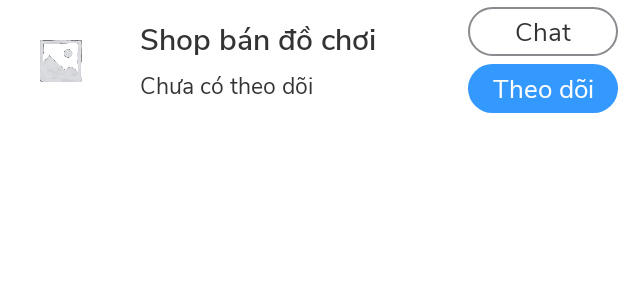
After one commit to dungnguyenBKA/Tipee, an Android app: the layout layout_shop_detail_header.xml on its own in the app's theme, with its tools: preview values and no code run, on a phone screen of 412 x 824 dp. The commit adds this screen. Shown: the top 300 px of the screen. Run offline under Robolectric (Android 15) with nearby library versions, the phone set to English and light mode, and no system bars; network calls fail.

Commit message:
add shop detail screen add refresh layout

```diff
--- a/app/src/main/AndroidManifest.xml
+++ b/app/src/main/AndroidManifest.xml
@@ -12,7 +12,8 @@
         android:roundIcon="@mipmap/ic_launcher_round"
         android:supportsRtl="true"
         android:theme="@style/Theme.Tipee">
-        <activity android:name=".screen.test.banner.TestBannerActivity"/>
+        <activity android:name=".screen.shopdetail.ShopDetailActivity"></activity>
+        <activity android:name=".screen.test.banner.TestBannerActivity" />
         <activity android:name=".screen.cart.CartActivity" />
         <activity android:name=".base.ErrorActivity" />
         <activity
--- a/app/src/main/java/com/example/tipee/model/ProductDetail.kt
+++ b/app/src/main/java/com/example/tipee/model/ProductDetail.kt
@@ -5,5 +5,7 @@ data class ProductDetail(
     var name: String,
     var short_description: String,
     var description: String,
-    var thumbnail_url: String
+    var thumbnail_url: String,
+    var price: Int,
+    var list_price: Int
 )
--- a/app/src/main/java/com/example/tipee/network/RetrofitHelper.kt
+++ b/app/src/main/java/com/example/tipee/network/RetrofitHelper.kt
@@ -1,5 +1,7 @@
 package com.example.tipee.network
 
+import okhttp3.OkHttpClient
+import okhttp3.logging.HttpLoggingInterceptor
 import retrofit2.Retrofit
 import retrofit2.adapter.rxjava3.RxJava3CallAdapterFactory
 import retrofit2.converter.gson.GsonConverterFactory
@@ -9,9 +11,13 @@ class RetrofitHelper {
         private const val BASE_URL = "https://tiki.vn/api/v2/"
         private var retrofit : Retrofit? = null
         fun getInstance(): TipeeApi{
+            val interceptor = HttpLoggingInterceptor()
+            interceptor.level = HttpLoggingInterceptor.Level.BODY
+            val client = OkHttpClient.Builder().addInterceptor(interceptor).build()
             if(retrofit == null){
                 retrofit = Retrofit.Builder()
                     .baseUrl(BASE_URL)
+                    .client(client)
                     .addCallAdapterFactory(RxJava3CallAdapterFactory.create())
                     .addConverterFactory(GsonConverterFactory.create())
                     .build()
--- a/app/src/main/java/com/example/tipee/network/TipeeApi.kt
+++ b/app/src/main/java/com/example/tipee/network/TipeeApi.kt
@@ -12,4 +12,7 @@ interface TipeeApi {
 
     @GET("products/{productId}")
     fun getProductDetail(@Path("productId") id: String) : Observable<ProductDetail>
+
+    @GET("seller/stores/{seller}/products")
+    fun getShopDetail(@Path("seller") sellerName: String) : Observable<BaseResponse<List<ProductDetail>>>
 }
--- a/app/src/main/java/com/example/tipee/screen/homepage/adapter/HomepageAdapter.kt
+++ b/app/src/main/java/com/example/tipee/screen/homepage/adapter/HomepageAdapter.kt
@@ -4,7 +4,6 @@ import android.view.LayoutInflater
 import android.view.ViewGroup
 import androidx.recyclerview.widget.RecyclerView
 import com.example.tipee.databinding.Category1Binding
-import com.example.tipee.screen.main.PlaceHolderActivity
 import com.example.tipee.screen.productdetail.ProductDetailActivity
 
 class HomepageAdapter(var listener: OnViewClickListener) : RecyclerView.Adapter<RecyclerView.ViewHolder>() {
@@ -52,7 +51,7 @@ class HomepageAdapter(var listener: OnViewClickListener) : RecyclerView.Adapter<
             b.rvCate1.adapter = Category1Adapter(object : Category1Adapter.OnViewClickListener {
                 override fun onViewClick() {
                     // TODO: 12/27/2020 change id
-                    ProductDetailActivity.start(b.root.context, "56316096")
+                    ProductDetailActivity.start(b.root.context, "74810915")
                 }
             })
         }
--- /dev/null
+++ b/app/src/main/res/drawable/btn_text_stroke.xml
@@ -0,0 +1,7 @@
+<?xml version="1.0" encoding="utf-8"?>
+<shape xmlns:android="http://schemas.android.com/apk/res/android">
+    <corners android:radius="@dimen/d_20"/>
+    <stroke
+        android:color="@color/gray_8A8A8F"
+        android:width="@dimen/d_1"/>
+</shape>
--- /dev/null
+++ b/app/src/main/res/drawable/ic_baseline_search_24.xml
@@ -0,0 +1,5 @@
+<vector android:height="24dp" android:tint="#3499FF"
+    android:viewportHeight="24" android:viewportWidth="24"
+    android:width="24dp" xmlns:android="http://schemas.android.com/apk/res/android">
+    <path android:fillColor="@android:color/white" android:pathData="M15.5,14h-0.79l-0.28,-0.27C15.41,12.59 16,11.11 16,9.5 16,5.91 13.09,3 9.5,3S3,5.91 3,9.5 5.91,16 9.5,16c1.61,0 3.09,-0.59 4.23,-1.57l0.27,0.28v0.79l5,4.99L20.49,19l-4.99,-5zM9.5,14C7.01,14 5,11.99 5,9.5S7.01,5 9.5,5 14,7.01 14,9.5 11.99,14 9.5,14z"/>
+</vector>
--- /dev/null
+++ b/app/src/main/res/layout/layout_shop_detail_header.xml
@@ -0,0 +1,85 @@
+<?xml version="1.0" encoding="utf-8"?>
+<RelativeLayout xmlns:android="http://schemas.android.com/apk/res/android"
+    android:layout_width="match_parent"
+    android:background="@color/transparent"
+    android:layout_height="wrap_content">
+
+    <de.hdodenhof.circleimageview.CircleImageView
+        android:id="@+id/ivShopLogo"
+        android:layout_width="@dimen/d_80"
+        android:layout_height="@dimen/d_80"
+        android:layout_alignParentStart="true"
+        android:layout_alignParentTop="true"
+        android:layout_centerVertical="true"
+        android:src="@drawable/item_placeholder" />
+
+    <LinearLayout
+        android:layout_marginStart="@dimen/d_13"
+        android:layout_width="match_parent"
+        android:layout_height="wrap_content"
+        android:layout_centerVertical="true"
+        android:layout_toStartOf="@id/llInteract"
+        android:layout_toEndOf="@id/ivShopLogo"
+        android:orientation="vertical">
+
+        <TextView
+            android:id="@+id/tvShopName"
+            android:layout_width="wrap_content"
+            android:layout_height="wrap_content"
+            android:textColor="@color/gray_333333"
+            android:fontFamily="@font/nunito_sans_semibold"
+            android:text="Shop bán đồ chơi"
+            android:textSize="@dimen/sp_20" />
+
+        <TextView
+            android:id="@+id/tvFollowNum"
+            android:layout_width="wrap_content"
+            android:layout_height="wrap_content"
+            android:layout_marginTop="@dimen/d_5"
+            android:fontFamily="@font/nunito_sans"
+            android:text="Chưa có theo dõi"
+            android:textColor="@color/gray_333333"
+            android:textSize="@dimen/sp_15" />
+
+    </LinearLayout>
+
+
+    <LinearLayout
+        android:layout_marginStart="@dimen/d_13"
+        android:id="@+id/llInteract"
+        android:layout_width="@dimen/d_100"
+        android:layout_height="wrap_content"
+        android:layout_alignParentTop="true"
+        android:layout_alignParentEnd="true"
+        android:layout_centerVertical="true"
+        android:gravity="center_horizontal"
+        android:orientation="vertical">
+
+        <TextView
+            android:gravity="center"
+            android:paddingVertical="@dimen/d_3"
+            android:background="@drawable/btn_text_stroke"
+            android:id="@+id/btnChat"
+            android:layout_width="match_parent"
+            android:layout_height="wrap_content"
+            android:fontFamily="@font/nunito_sans"
+            android:text="Chat"
+            android:textColor="@color/gray_333333"
+            android:textSize="@dimen/sp_17" />
+
+        <TextView
+            android:gravity="center"
+            android:paddingVertical="@dimen/d_3"
+            android:background="@drawable/btn_text_blue"
+            android:id="@+id/btnFollow"
+            android:textColor="@color/white"
+            android:layout_width="match_parent"
+            android:layout_height="wrap_content"
+            android:layout_marginTop="@dimen/d_5"
+            android:fontFamily="@font/nunito_sans"
+            android:text="Theo dõi"
+            android:textSize="@dimen/sp_17" />
+
+    </LinearLayout>
+
+</RelativeLayout>
```
Also changed, not shown: app/build.gradle (+8 -0 lines), app/src/main/java/com/example/tipee/base/BaseActivity.kt (+4 -3 lines), app/src/main/java/com/example/tipee/screen/productdetail/ProductDetailActivity.kt (+4 -11 lines), app/src/main/java/com/example/tipee/screen/shopdetail/ShopDetailActivity.kt (added, +108 -0 lines), app/src/main/java/com/example/tipee/screen/shopdetail/ShopDetailViewModel.kt (added, +24 -0 lines), app/src/main/java/com/example/tipee/screen/shopdetail/ShopItemAdapter.kt (added, +54 -0 lines), app/src/main/java/com/example/tipee/screen/test/banner/TestBannerActivity.kt (+0 -2 lines), app/src/main/java/com/example/tipee/utils/KotlinExtension.kt (+10 -27 lines), app/src/main/res/layout/activity_shop_detail.xml (added, +73 -0 lines), app/src/main/res/layout/item_category_2.xml (added, +63 -0 lines), gradle.properties (line endings or trailing spaces).
